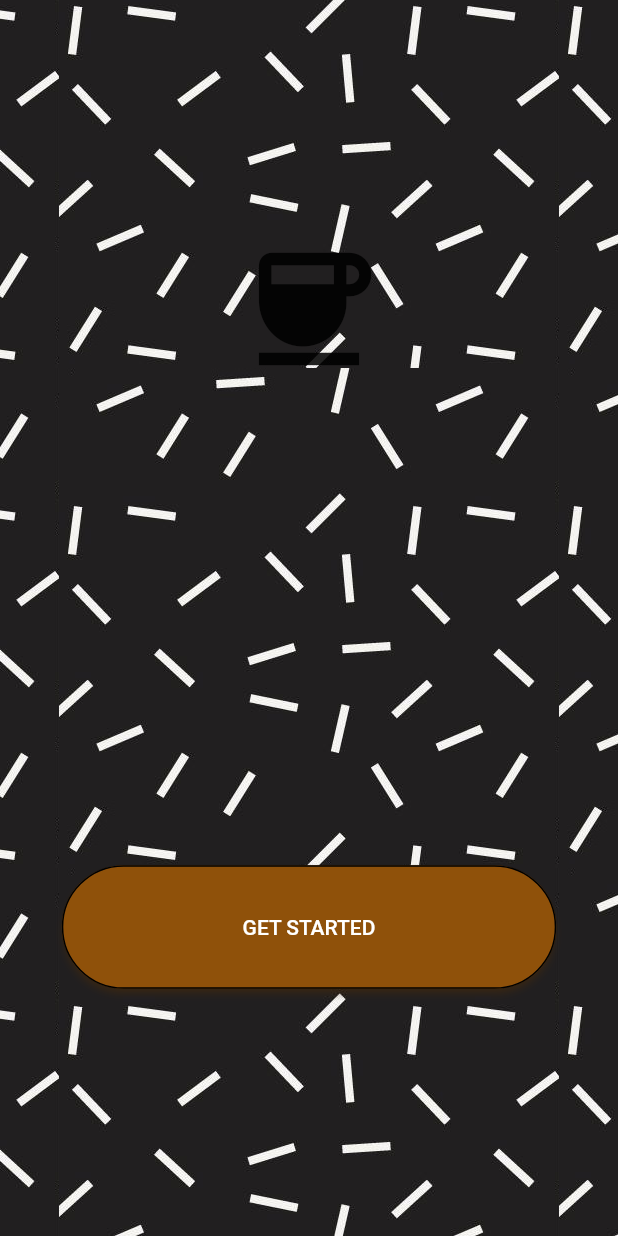
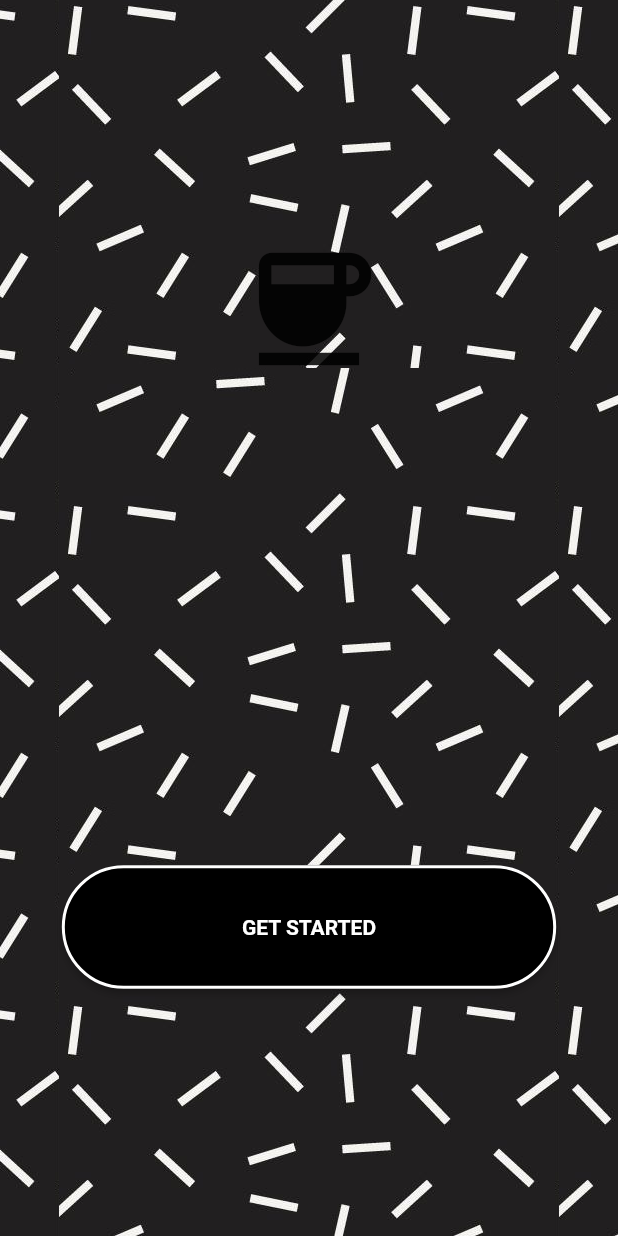
Before and after one commit to Lu555ak/CaffeApp-Admin, a Flutter app: the screen it shows after launch, on a phone screen of 412 x 824 dp. Run offline on Flutter 3.47's test engine with Material 2 defaults, Android fonts, the light colour scheme and no system bars.

Commit message:
Mini change in get_started_page.dart

```diff
--- a/lib/get_started_page.dart
+++ b/lib/get_started_page.dart
@@ -38,14 +38,14 @@ class GetStartedButton extends StatelessWidget {
         ),
         child: ElevatedButton(
           style: ElevatedButton.styleFrom(
-            backgroundColor: COLOR_BROWN,
-            shadowColor: COLOR_BROWN,
+            backgroundColor: COLOR_BLACK,
+            shadowColor: COLOR_BLACK,
             foregroundColor: Colors.white,
             shape: RoundedRectangleBorder(
               borderRadius: BorderRadius.circular(
                 screenSize(context).width * 0.1,
               ),
-              side: const BorderSide(color: COLOR_BLACK),
+              side: const BorderSide(color: COLOR_WHITE, width: 2.0),
             ),
           ),
           onPressed: () {
@@ -54,7 +54,10 @@ class GetStartedButton extends StatelessWidget {
               MaterialPageRoute(builder: (context) => const LoginPage()),
             );
           },
-          child: const Text('GET STARTED'),
+          child: const Text(
+            'GET STARTED',
+            style: TextStyle(fontWeight: FontWeight.bold),
+          ),
         ),
       ),
     );
--- a/lib/utility/colors.dart
+++ b/lib/utility/colors.dart
@@ -4,3 +4,4 @@ import 'package:flutter/material.dart';
 
 const COLOR_BLACK = Color.fromRGBO(0, 0, 0, 1);
 const COLOR_BROWN = Color.fromRGBO(143, 81, 10, 1);
+const COLOR_WHITE = Color.fromRGBO(255, 255, 255, 1);
```
